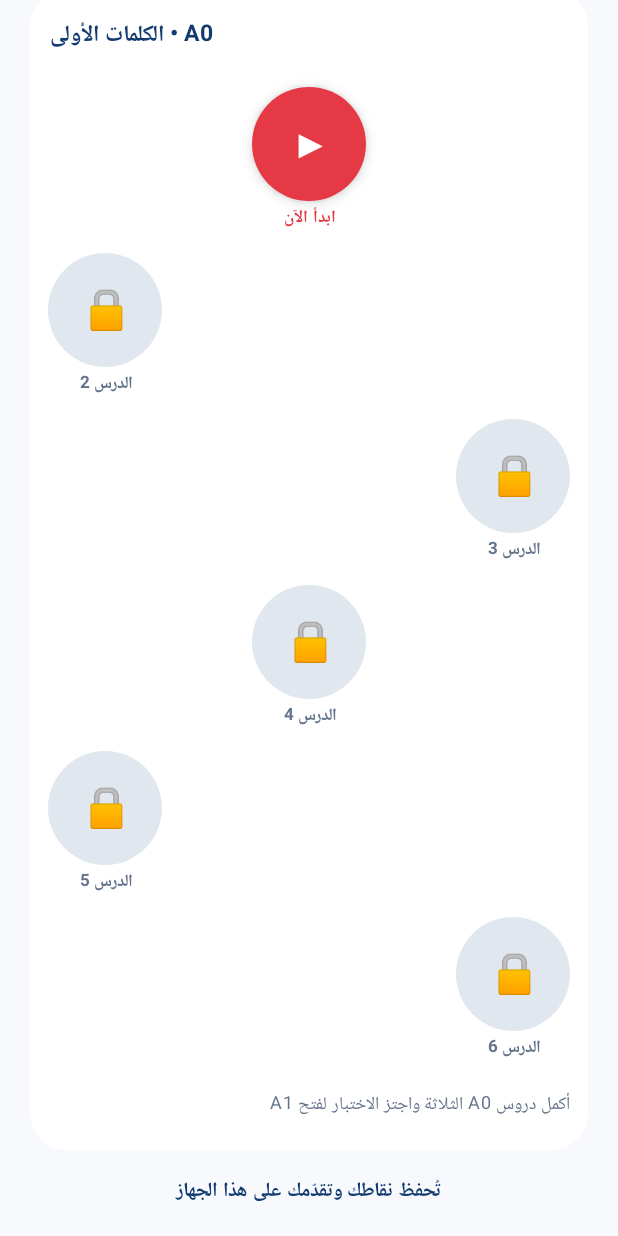
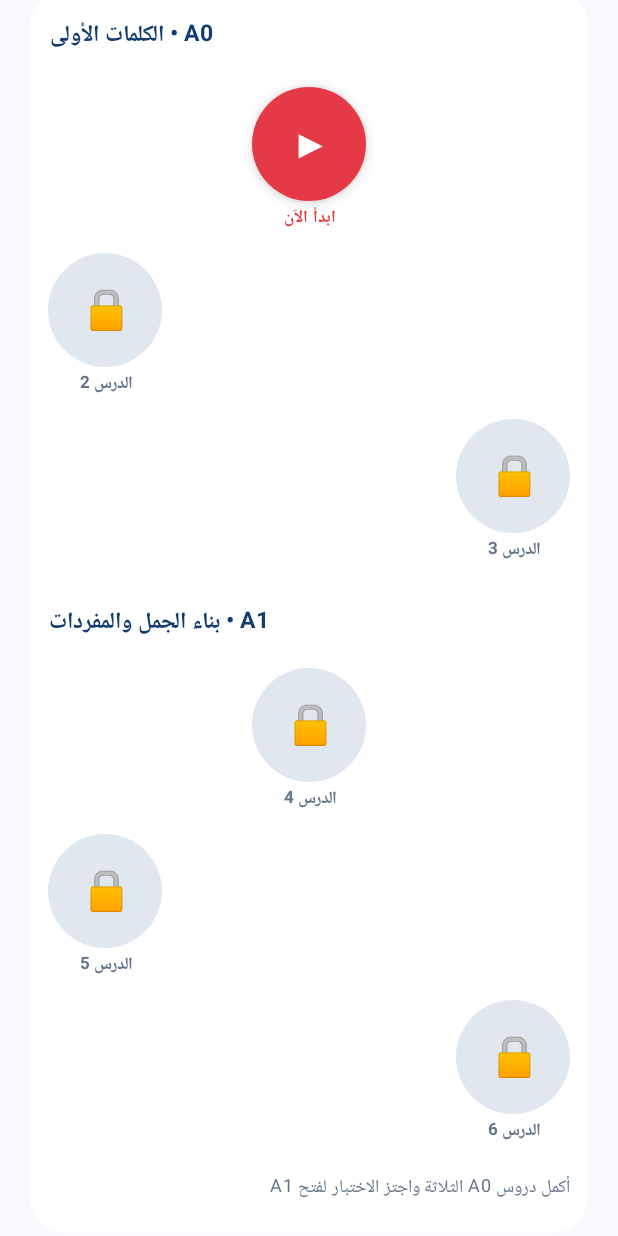
Before and after one commit to boriomega/english-plus, an Android app built with Jetpack Compose: the screen it shows after launch (MainActivity), scrolled down 576 dp, on a phone screen of 412 x 824 dp. Run offline under Robolectric (Android 15) with nearby library versions, the phone set to English and light mode, and no system bars.

Commit message:
Enforce level progression gates in app navigation

```diff
--- a/app/src/main/java/com/englishplus/app/MainActivity.kt
+++ b/app/src/main/java/com/englishplus/app/MainActivity.kt
@@ -165,8 +165,19 @@ private fun EnglishPlusApp() {
             completed = completed,
             examPassed = a0ExamPassed,
             a1ExamPassed = a1ExamPassed,
-            onStartLesson = { lesson -> selectedLesson = lesson; screen = "lesson" },
-            onStartExam = { screen = "exam" }
+            onStartLesson = { lesson ->
+                val alreadyCompleted = lesson in 1..completed
+                val nextAllowed = lesson == completed + 1 && (lesson <= 3 || a0ExamPassed)
+                if (lesson in 1..6 && (alreadyCompleted || nextAllowed)) {
+                    selectedLesson = lesson
+                    screen = "lesson"
+                }
+            },
+            onStartExam = {
+                val a0Ready = completed >= 3 && completed < 6 && !a0ExamPassed
+                val a1Ready = completed >= 6 && a0ExamPassed && !a1ExamPassed
+                if (a0Ready || a1Ready) screen = "exam"
+            }
         )
     }
 }
@@ -272,6 +283,13 @@ private fun HomeScreen(xp: Int, completed: Int, examPassed: Boolean, a1ExamPasse
                 }
                 Spacer(Modifier.height(16.dp))
                 (1..6).forEach { lessonNumber ->
+                    if (lessonNumber == 4) {
+                        Spacer(Modifier.height(18.dp))
+                        Row(Modifier.fillMaxWidth(), horizontalArrangement = Arrangement.End) {
+                            Text("A1 • بناء الجمل والمفردات", color = Navy, fontWeight = FontWeight.Bold, fontSize = 15.sp)
+                        }
+                        Spacer(Modifier.height(12.dp))
+                    }
                     val isDone = lessonNumber <= completed
                     val isUnlocked = lessonNumber == completed + 1 && (lessonNumber <= 3 || examPassed)
                     Row(
```
